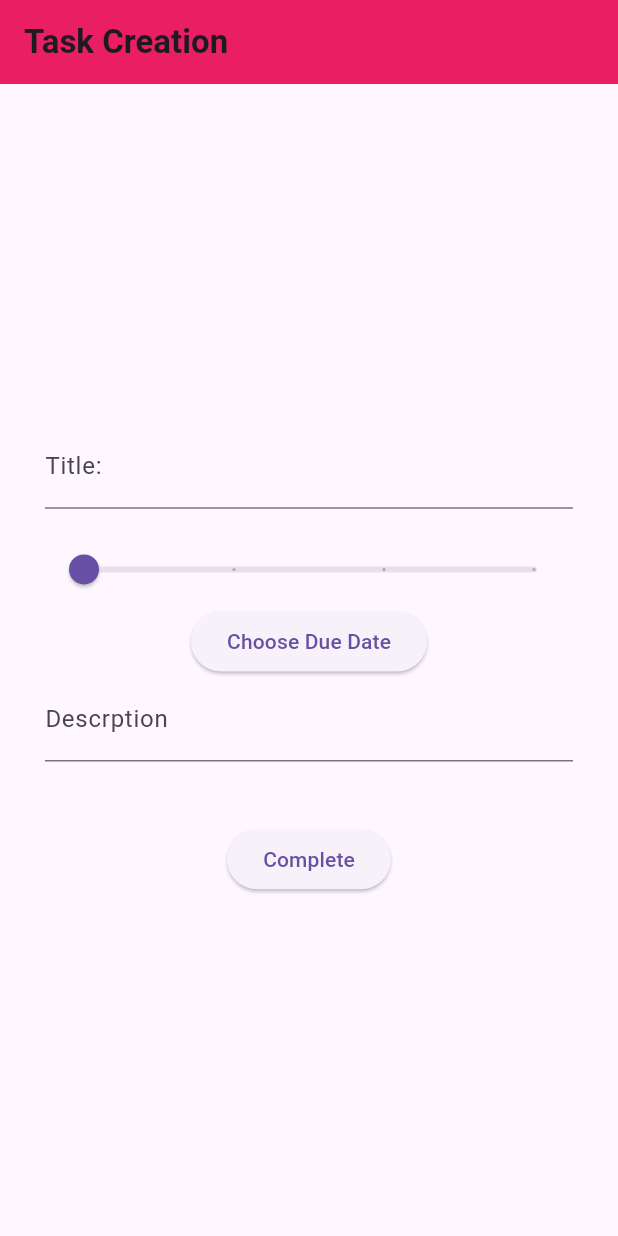
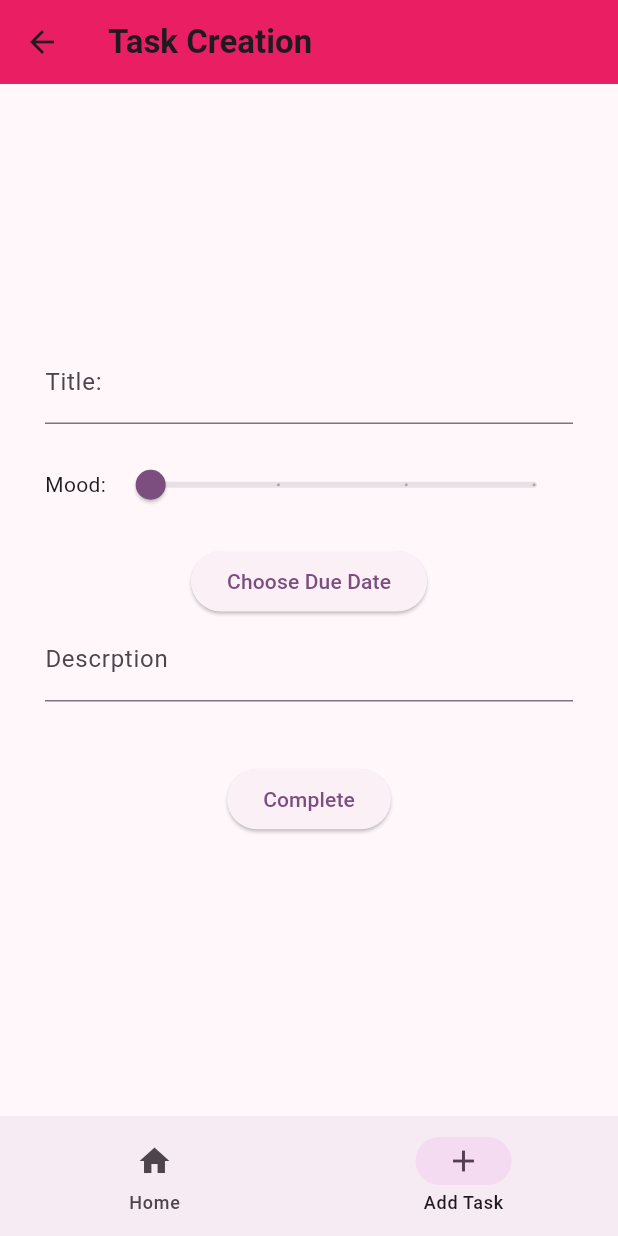
Before and after one commit to PineappleJuice13/to_do_app, a Flutter app: the screen it shows after launch, item 2 of the bottom bar chosen, on a phone screen of 412 x 824 dp. Run offline on Flutter 3.47's test engine with Material 3 defaults, Android fonts, the phone set to English and light mode, and no system bars.

Commit message:
Added navigation to Creation Screen and comments
-  Removed unused or unnecessary code
- Added text beside slider
- Updated nav bar code
- Removed test and service folders

```diff
--- a/lib/screens/home_screen.dart
+++ b/lib/screens/home_screen.dart
@@ -65,7 +65,11 @@ class _HomeScreenState extends State<HomeScreen> {
 
               return MyTaskCard(
                 newTask: task,
+                // onRemove lets the homescreen
+                // know a task needs to be removed
                 onRemove: () {
+                  // setState lets widget something changed
+                  // and to rebuild to reflect that change
                   setState(() {
                     usersTasks.remove(task);
                   });
@@ -85,6 +89,8 @@ class _HomeScreenState extends State<HomeScreen> {
     // Bottom Navigation Bar
       bottomNavigationBar: MyNavigationBar(
         selectedIndex: selectedIndex,
+        // Gets the new task and adds it to list
+        // State is set to rebuild the screen
         onTaskCreation: (newTask) {
           setState(() {
             usersTasks.add(newTask);
--- a/lib/screens/task_creation_screen.dart
+++ b/lib/screens/task_creation_screen.dart
@@ -1,5 +1,6 @@
 import 'package:flutter/material.dart';
 import 'package:to_do_app/class/to_do.dart';
+import '../widgets/navigation_bar.dart';
 
 class CreationScreen extends StatefulWidget {
   const new({super.key});
@@ -19,9 +20,7 @@ class _CreationScreenState extends State<CreationScreen> {
   double newValue = 1;
 
   DateTime selectedDueDate = DateTime.now();
-
   String errorMsg = "";
-
 
 
   @override
@@ -29,8 +28,7 @@ class _CreationScreenState extends State<CreationScreen> {
     // final double screenWidth = MediaQuery.of(context).size.width;
     final double screenHeight = MediaQuery.of(context).size.height;
 
-    return MaterialApp(
-      home: Scaffold(
+    return Scaffold(
         appBar: AppBar(
           title: Text("Task Creation",
             style: TextStyle(
@@ -59,7 +57,10 @@ class _CreationScreenState extends State<CreationScreen> {
               // Spacing
               SizedBox(height: screenHeight * 0.02),
 
-              // Slider
+              // Row - Text and Slider
+              Row(children: [
+                Text("Mood: "),
+                Expanded(child:
                     Slider(
                     value: newValue,
                     // When currentValue changes update new value
@@ -80,6 +81,11 @@ class _CreationScreenState extends State<CreationScreen> {
                       _ => "Unknown"
                     }
                   ),
+                ),
+              ],
+            ),
+
+              SizedBox(height: screenHeight * 0.02),
 
               // Due Date
                 ElevatedButton(
@@ -142,13 +148,17 @@ class _CreationScreenState extends State<CreationScreen> {
                           isCompleted: false
                         );
 
-                      // New task is pushed to Home screen
+                      // Navigator goes back to previous scene (Always homescreen)
+                      // New task is sent to Home screen
                       Navigator.pop(context, usersTask);
                     }
 
                   },
                   child: Text('Complete')
                 ),
+
+            // Adds space
+            SizedBox(height: screenHeight * 0.02),
 
             // When error msg is not empty show text
                 if (errorMsg.isNotEmpty)
@@ -161,7 +171,15 @@ class _CreationScreenState extends State<CreationScreen> {
             ),
           ),
         ),
+
+    // Bottom Navigation Bar
+      bottomNavigationBar: MyNavigationBar(
+        selectedIndex: 1,
+        // Empty callback function is called
+        onTaskCreation: (_) {},
+
       ),
+
       );
   }
 }
--- a/lib/widgets/stats_card.dart
+++ b/lib/widgets/stats_card.dart
@@ -9,6 +9,8 @@ class MyStatsCard extends StatelessWidget {
   final List<ToDo> allTasks;
 
   final bool showIncompletedTasks;
+  // A callback function that accepts a bool
+  // Returns nothing
   final ValueChanged<bool> onFliterChange;
 
   // Parent must send the screens height and width
@@ -30,6 +32,10 @@ class MyStatsCard extends StatelessWidget {
     return SizedBox(
       height: screenHeight * 0.4,
       width: screenWidth,
+      // One column that contains 2 rows
+      // Row one - Percent of completed task container
+      //         - Todays date container
+      // Row two - Switch to filter Task
       child: Column(
         mainAxisAlignment: MainAxisAlignment.spaceAround,
         crossAxisAlignment: CrossAxisAlignment.start,
```
Also changed, not shown: lib/widgets/navigation_bar.dart (+9 -17 lines), lib/widgets/task_card.dart (+7 -3 lines), 1 other file. Lines whose indentation alone changed are shown as unchanged.
